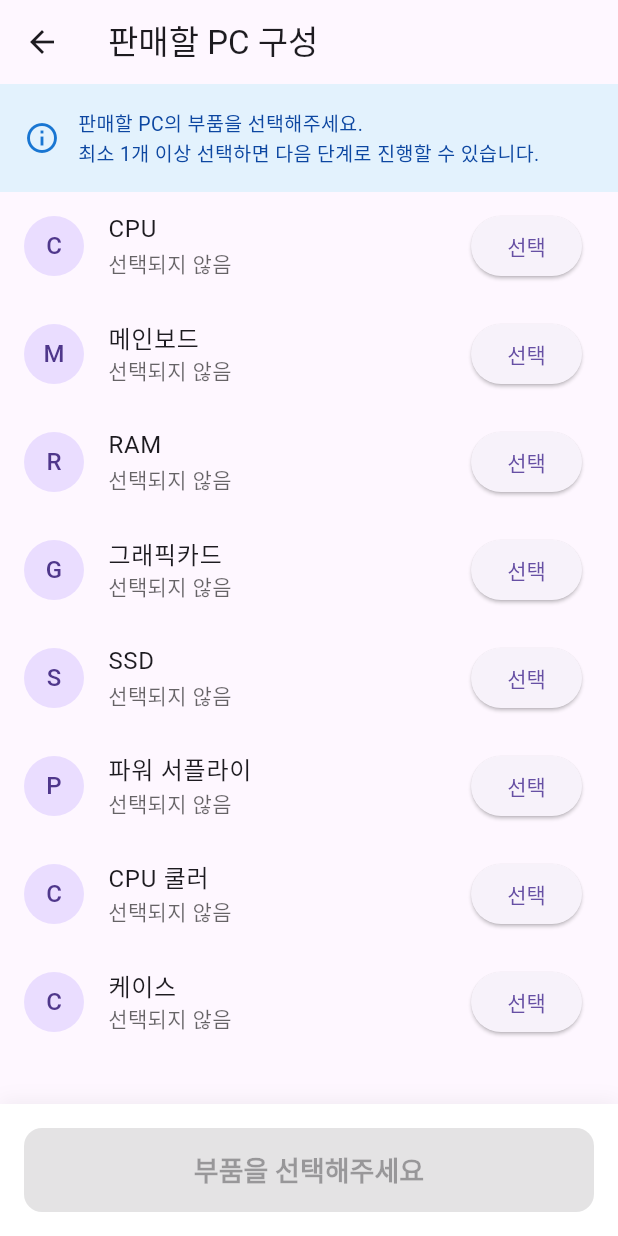
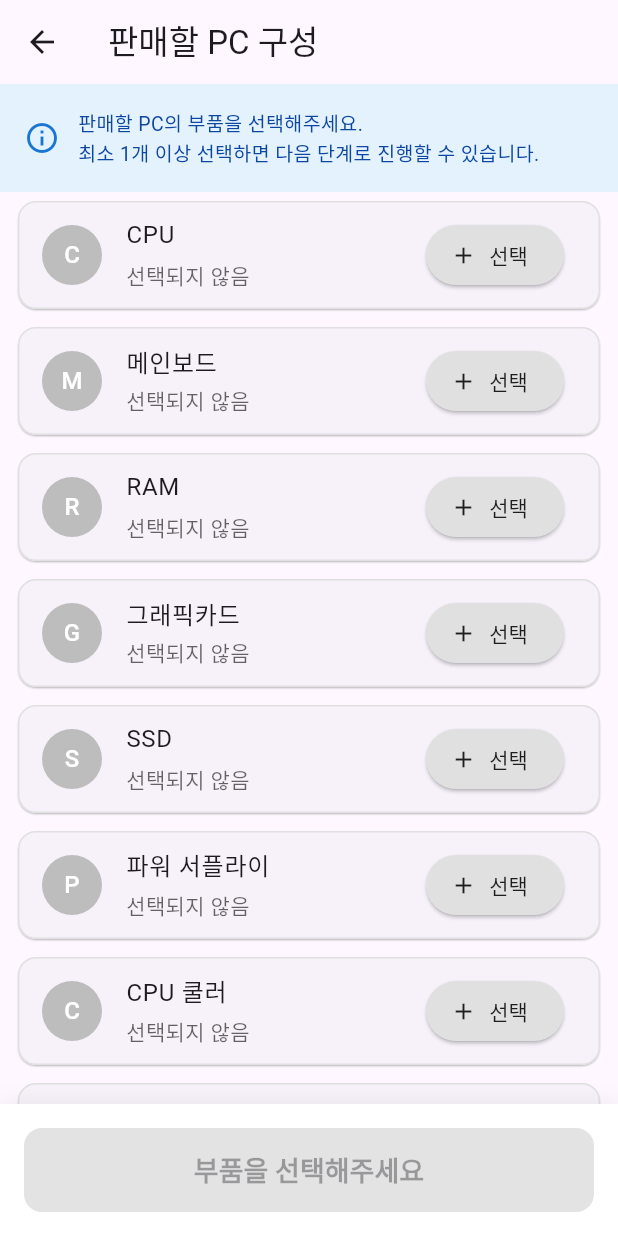
Before and after one commit to chanspick/PiCom, a Flutter app: the FinishedPcSellScreen screen opened directly, on a phone screen of 412 x 824 dp. Run offline on Flutter 3.47's test engine with Material 3 defaults, Android fonts, the phone set to English and light mode, and no system bars; our stand-ins replace cached_network_image, carousel_slider, cloud_firestore, cloud_functions, firebase_auth, firebase_core and 7 more; missing offline and left inert: firebase_app_check; accounts and stored records are empty; network calls fail; project files that could hold a hidden picture were left out.

Commit message:
ux improve

```diff
--- a/lib/screens/selling/finished_pc_sell_screen.dart
+++ b/lib/screens/selling/finished_pc_sell_screen.dart
@@ -1,8 +1,8 @@
 // lib/screens/selling/finished_pc_sell_screen.dart
 
 import 'package:flutter/material.dart';
-import '../../models/base_part_model.dart'; // BasePart 모델 import
-import '../../models/part_model.dart' show PartCategory; // PartCategory Enum만 사용
+import '../../models/base_part_model.dart';
+import '../../models/part_model.dart' show PartCategory;
 import '../product/search_screen.dart';
 import '../../widgets/pc_part_list_view.dart';
 import 'sell_request_details_screen.dart';
@@ -15,7 +15,6 @@ class FinishedPcSellScreen extends StatefulWidget {
 }
 
 class _FinishedPcSellScreenState extends State<FinishedPcSellScreen> {
-  // === BasePart? 타입으로 Map 선언 ===
   final Map<PartCategory, BasePart?> _selectedComponents = {
     PartCategory.cpu: null,
     PartCategory.mainboard: null,
@@ -27,9 +26,7 @@ class _FinishedPcSellScreenState extends State<FinishedPcSellScreen> {
     PartCategory.pccase: null,
   };
 
-  /// SearchScreen을 호출하여 특정 카테고리의 BasePart를 선택하게 하는 함수
   Future<void> _selectBasePartForCategory(PartCategory category) async {
-    // SearchScreen이 BasePart 객체를 반환
     final selectedBasePart = await Navigator.push<BasePart>(
       context,
       MaterialPageRoute(
@@ -37,15 +34,15 @@ class _FinishedPcSellScreenState extends State<FinishedPcSellScreen> {
       ),
     );
 
-    if (selectedBasePart != null && mounted) {
+    if (selectedBasePart != null) {
       setState(() {
         _selectedComponents[category] = selectedBasePart;
+        print('✅ 선택됨: ${category.name} - ${selectedBasePart.modelName}');
       });
     }
   }
 
   void _goToDetailsScreen() {
-    // === 선택된 BasePart만 추출 (null 제거) ===
     final selectedBaseParts = _selectedComponents.values
         .whereType<BasePart>()
         .toList();
@@ -60,7 +57,6 @@ class _FinishedPcSellScreenState extends State<FinishedPcSellScreen> {
       return;
     }
 
-    // === 상세 정보 입력 화면으로 BasePart 리스트 전달 ===
     Navigator.push(
       context,
       MaterialPageRoute(
@@ -73,7 +69,6 @@ class _FinishedPcSellScreenState extends State<FinishedPcSellScreen> {
 
   @override
   Widget build(BuildContext context) {
-    // === 선택된 부품 개수 계산 ===
     final selectedCount = _selectedComponents.values
         .where((part) => part != null)
         .length;
@@ -99,7 +94,7 @@ class _FinishedPcSellScreenState extends State<FinishedPcSellScreen> {
       ),
       body: Column(
         children: [
-          // === 안내 메시지 ===
+          // 안내 메시지
           Container(
             width: double.infinity,
             padding: const EdgeInsets.all(16.0),
@@ -120,14 +115,17 @@ class _FinishedPcSellScreenState extends State<FinishedPcSellScreen> {
               ],
             ),
           ),
-          // === 부품 선택 리스트 ===
+
+          // ✅ PcPartListView 사용 (파라미터 이름 수정)
           Expanded(
             child: PcPartListView(
-              selectedComponents: _selectedComponents,
-              onSelectComponent: _selectBasePartForCategory,
+              key: ValueKey(_selectedComponents.hashCode),
+              selectedComponents: Map<PartCategory, dynamic>.from(_selectedComponents),
+              onSelectComponent: _selectBasePartForCategory, // ✅ 올바른 파라미터명
             ),
           ),
-          // === 다음 버튼 ===
+
+          // 다음 버튼
           Container(
             padding: const EdgeInsets.all(16.0),
             decoration: BoxDecoration(
@@ -159,7 +157,7 @@ class _FinishedPcSellScreenState extends State<FinishedPcSellScreen> {
                 onPressed: selectedCount > 0 ? _goToDetailsScreen : null,
                 child: Text(
                   selectedCount > 0
-                      ? '다음 (상세 정보 입력)'
+                      ? '다음 단계 (상세 정보 입력)'
                       : '부품을 선택해주세요',
                 ),
               ),
--- a/lib/widgets/pc_part_list_view.dart
+++ b/lib/widgets/pc_part_list_view.dart
@@ -1,11 +1,12 @@
 import 'package:flutter/material.dart';
-import 'package:picom/models/listing_model.dart'; // 예시 경로, 실제 프로젝트에 맞게 수정
-import 'package:picom/models/part_model.dart';     // 예시 경로, 실제 프로젝트에 맞게 수정
+import 'package:picom/models/base_part_model.dart'; // ✅ BasePart import 추가
+import 'package:picom/models/listing_model.dart';
+import 'package:picom/models/part_model.dart';
 
 /// 부품 슬롯 목록을 표시하는 재사용 가능한 'Dumb' 위젯
 class PcPartListView extends StatelessWidget {
   /// 화면에 표시할 부품 카테고리별 선택된 컴포넌트 맵
-  /// [Part] 또는 [Listing] 타입의 객체를 가질 수 있습니다.
+  /// [Part], [Listing], [BasePart] 타입의 객체를 가질 수 있습니다.
   final Map<PartCategory, dynamic> selectedComponents;
 
   /// 사용자가 특정 카테고리의 '선택' 버튼을 눌렀을 때 호출될 콜백 함수
@@ -19,24 +20,26 @@ class PcPartListView extends StatelessWidget {
 
   @override
   Widget build(BuildContext context) {
-    // selectedComponents 맵의 키(카테고리)들을 리스트로 변환하여 ListView를 구성
     final categories = selectedComponents.keys.toList();
 
     return ListView.builder(
-      // 전체 아이템 개수는 카테고리 리스트의 길이
       itemCount: categories.length,
       itemBuilder: (context, index) {
-        // 현재 인덱스에 해당하는 카테고리
         final category = categories[index];
-        // 해당 카테고리에 선택된 컴포넌트 객체
         final selectedComponent = selectedComponents[category];
 
-        // 화면에 표시될 모델명을 결정하는 로직
+        // ✅ 선택 여부 확인
+        final isSelected = selectedComponent != null;
+
+        // ✅ 화면에 표시될 모델명과 서브타이틀 결정
         String modelName = '선택되지 않음';
         String subtitle = '버튼을 눌러 부품을 선택하세요.';
 
-        // 선택된 컴포넌트의 타입에 따라 모델명과 서브타이틀을 다르게 표시
-        if (selectedComponent is Part) {
+        // ✅ BasePart 타입 체크 추가!
+        if (selectedComponent is BasePart) {
+          modelName = selectedComponent.modelName;
+          subtitle = '${selectedComponent.category} 선택됨';
+        } else if (selectedComponent is Part) {
           modelName = selectedComponent.modelName;
           subtitle = selectedComponent.brand;
         } else if (selectedComponent is Listing) {
@@ -44,25 +47,67 @@ class PcPartListView extends StatelessWidget {
           subtitle = selectedComponent.brand;
         }
 
-        // 각 부품 슬롯을 나타내는 ListTile 위젯
-        return ListTile(
+        return Card(
+          margin: const EdgeInsets.symmetric(horizontal: 12, vertical: 6),
+          elevation: isSelected ? 2 : 0.5,
+          color: isSelected ? Colors.blue.shade50 : null,
+          shape: RoundedRectangleBorder(
+            borderRadius: BorderRadius.circular(12),
+            side: BorderSide(
+              color: isSelected ? Colors.blue.shade300 : Colors.grey.shade300,
+              width: isSelected ? 2 : 1,
+            ),
+          ),
+          child: ListTile(
             leading: CircleAvatar(
-            child: Text(_categoryToInitial(category)),
+              backgroundColor: isSelected
+                  ? Theme.of(context).primaryColor
+                  : Colors.grey.shade400,
+              child: Text(
+                _categoryToInitial(category),
+                style: const TextStyle(color: Colors.white),
               ),
-          title: Text(_categoryToString(category)),
-          subtitle: Text(
+            ),
+            title: Text(
+              _categoryToString(category),
+              style: TextStyle(
+                fontWeight: isSelected ? FontWeight.bold : FontWeight.normal,
+              ),
+            ),
+            subtitle: Column(
+              crossAxisAlignment: CrossAxisAlignment.start,
+              children: [
+                const SizedBox(height: 4),
+                Text(
                   modelName,
                   overflow: TextOverflow.ellipsis,
                   maxLines: 1,
                   style: TextStyle(
-              // 선택되지 않았을 경우 흐린 색상으로 표시하여 구분감 부여
-              color: selectedComponent == null ? Theme.of(context).hintColor : null,
+                    color: isSelected ? Colors.black87 : Theme.of(context).hintColor,
+                    fontWeight: isSelected ? FontWeight.w500 : FontWeight.normal,
                   ),
                 ),
-          // 오른쪽의 '선택' 버튼
-          trailing: ElevatedButton(
-            onPressed: () => onSelectComponent(category), // 외부에서 전달받은 함수 호출
-            child: const Text('선택'),
+                if (isSelected)
+                  Text(
+                    subtitle,
+                    style: TextStyle(
+                      fontSize: 12,
+                      color: Colors.grey.shade600,
+                    ),
+                  ),
+              ],
+            ),
+            trailing: ElevatedButton.icon(
+              onPressed: () => onSelectComponent(category),
+              icon: Icon(isSelected ? Icons.edit : Icons.add, size: 18),
+              label: Text(isSelected ? '변경' : '선택'),
+              style: ElevatedButton.styleFrom(
+                backgroundColor: isSelected
+                    ? Theme.of(context).primaryColor
+                    : Colors.grey.shade300,
+                foregroundColor: isSelected ? Colors.white : Colors.black87,
+              ),
+            ),
           ),
         );
       },
@@ -71,31 +116,45 @@ class PcPartListView extends StatelessWidget {
 
   // --- Helper Methods ---
 
-  /// PartCategory Enum을 화면에 표시될 문자열로 변환
   String _categoryToString(PartCategory category) {
     switch (category) {
-      case PartCategory.cpu: return 'CPU';
-      case PartCategory.mainboard: return '메인보드';
-      case PartCategory.ram: return 'RAM';
-      case PartCategory.gpu: return '그래픽카드';
-      case PartCategory.ssd: return 'SSD';
-      case PartCategory.psu: return '파워 서플라이';
-      case PartCategory.cooler: return 'CPU 쿨러';
-      case PartCategory.pccase: return '케이스';
+      case PartCategory.cpu:
+        return 'CPU';
+      case PartCategory.mainboard:
+        return '메인보드';
+      case PartCategory.ram:
+        return 'RAM';
+      case PartCategory.gpu:
+        return '그래픽카드';
+      case PartCategory.ssd:
+        return 'SSD';
+      case PartCategory.psu:
+        return '파워 서플라이';
+      case PartCategory.cooler:
+        return 'CPU 쿨러';
+      case PartCategory.pccase:
+        return '케이스';
     }
   }
 
-  /// PartCategory Enum을 이니셜로 변환 (CircleAvatar용)
   String _categoryToInitial(PartCategory category) {
     switch (category) {
-      case PartCategory.cpu: return 'C';
-      case PartCategory.mainboard: return 'M';
-      case PartCategory.ram: return 'R';
-      case PartCategory.gpu: return 'G';
-      case PartCategory.ssd: return 'S';
-      case PartCategory.psu: return 'P';
-      case PartCategory.cooler: return 'C';
-      case PartCategory.pccase: return 'C';
+      case PartCategory.cpu:
+        return 'C';
+      case PartCategory.mainboard:
+        return 'M';
+      case PartCategory.ram:
+        return 'R';
+      case PartCategory.gpu:
+        return 'G';
+      case PartCategory.ssd:
+        return 'S';
+      case PartCategory.psu:
+        return 'P';
+      case PartCategory.cooler:
+        return 'C';
+      case PartCategory.pccase:
+        return 'C';
     }
   }
 }
```
Lines whose indentation alone changed are shown as unchanged.
